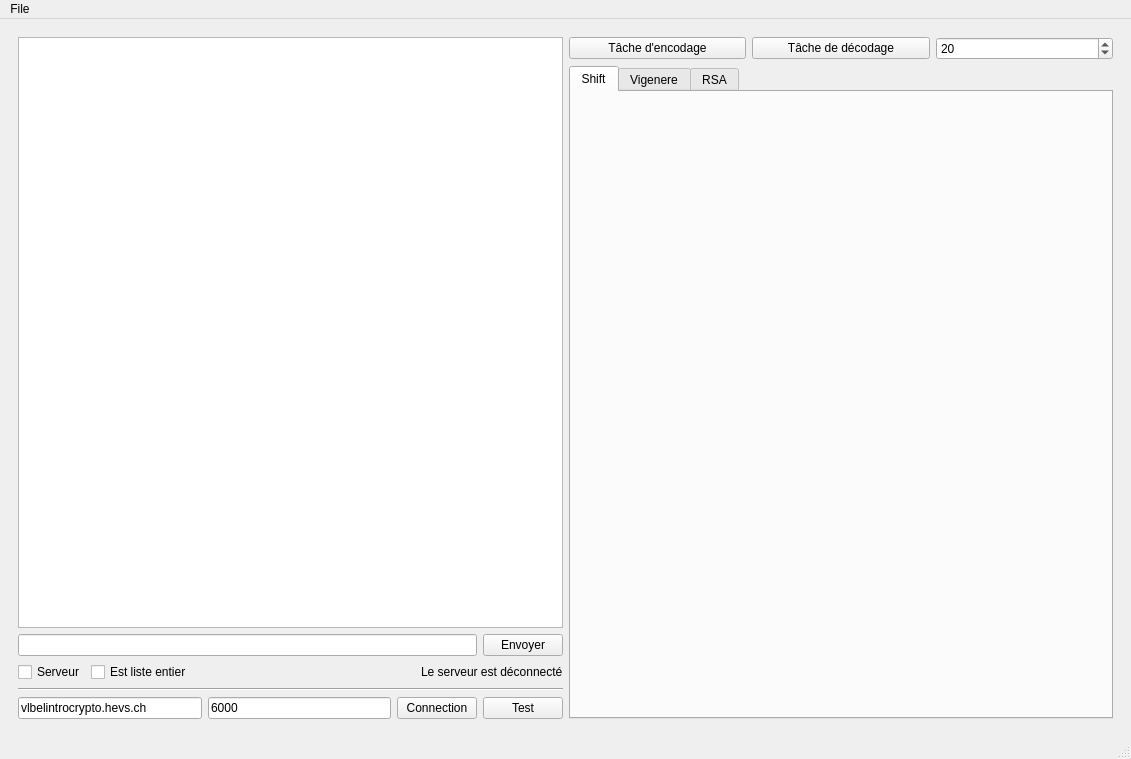
Above: crypto_client.ui from aa-augsburger/ISC_Crypto before the change. Below: the same form after it.
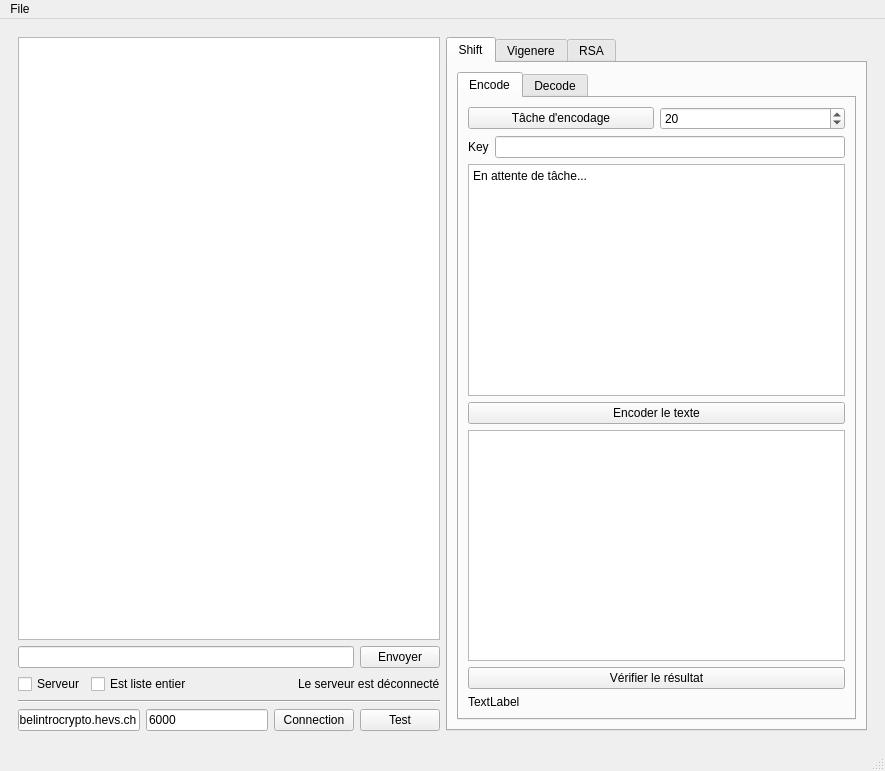
That is the form after the change. The open tabs and pages were chosen to show the change.

Commit message: implementation of shift gui

The edit to the form file:
```diff
--- a/crypto_client.ui
+++ b/crypto_client.ui
@@ -6,8 +6,8 @@
    <rect>
     <x>0</x>
     <y>0</y>
-    <width>1131</width>
-    <height>759</height>
+    <width>885</width>
+    <height>771</height>
    </rect>
   </property>
   <property name="windowTitle">
@@ -139,34 +139,6 @@
        </item>
        <item>
         <layout class="QVBoxLayout" name="verticalLayout_5">
-         <item>
-          <layout class="QHBoxLayout" name="horizontalLayout_4">
-           <item>
-            <widget class="QPushButton" name="pb_ask_encode">
-             <property name="text">
-              <string>Tâche d'encodage</string>
-             </property>
-            </widget>
-           </item>
-           <item>
-            <widget class="QPushButton" name="pb_ask_decode">
-             <property name="text">
-              <string>Tâche de décodage</string>
-             </property>
-            </widget>
-           </item>
-           <item>
-            <widget class="QSpinBox" name="sp_length_task">
-             <property name="maximum">
-              <number>300</number>
-             </property>
-             <property name="value">
-              <number>20</number>
-             </property>
-            </widget>
-           </item>
-          </layout>
-         </item>
          <item>
           <widget class="QTabWidget" name="cipher_tab">
            <property name="accessibleName">
@@ -179,6 +151,133 @@
             <attribute name="title">
              <string>Shift</string>
             </attribute>
+            <layout class="QVBoxLayout" name="verticalLayout_8">
+             <item>
+              <widget class="QTabWidget" name="tab_shift">
+               <property name="currentIndex">
+                <number>0</number>
+               </property>
+               <widget class="QWidget" name="shift_encode">
+                <attribute name="title">
+                 <string>Encode</string>
+                </attribute>
+                <layout class="QHBoxLayout" name="horizontalLayout_8">
+                 <item>
+                  <layout class="QVBoxLayout" name="verticalLayout_7">
+                   <item>
+                    <layout class="QHBoxLayout" name="horizontalLayout_6">
+                     <item>
+                      <widget class="QPushButton" name="pb_ask_shift_encode">
+                       <property name="text">
+                        <string>Tâche d'encodage</string>
+                       </property>
+                      </widget>
+                     </item>
+                     <item>
+                      <widget class="QSpinBox" name="sp_shift_encode_length">
+                       <property name="maximum">
+                        <number>300</number>
+                       </property>
+                       <property name="value">
+                        <number>20</number>
+                       </property>
+                      </widget>
+                     </item>
+                    </layout>
+                   </item>
+                   <item>
+                    <layout class="QHBoxLayout" name="horizontalLayout_7">
+                     <item>
+                      <widget class="QLabel" name="label">
+                       <property name="text">
+                        <string>Key</string>
+                       </property>
+                      </widget>
+                     </item>
+                     <item>
+                      <widget class="QLineEdit" name="le_shift_encode_key"/>
+                     </item>
+                    </layout>
+                   </item>
+                   <item>
+                    <widget class="QTextEdit" name="te_shift_encode_task">
+                     <property name="html">
+                      <string>&lt;!DOCTYPE HTML PUBLIC &quot;-//W3C//DTD HTML 4.0//EN&quot; &quot;http://www.w3.org/TR/REC-html40/strict.dtd&quot;&gt;
+&lt;html&gt;&lt;head&gt;&lt;meta name=&quot;qrichtext&quot; content=&quot;1&quot; /&gt;&lt;meta charset=&quot;utf-8&quot; /&gt;&lt;style type=&quot;text/css&quot;&gt;
+p, li { white-space: pre-wrap; }
+hr { height: 1px; border-width: 0; }
+li.unchecked::marker { content: &quot;\2610&quot;; }
+li.checked::marker { content: &quot;\2612&quot;; }
+&lt;/style&gt;&lt;/head&gt;&lt;body style=&quot; font-family:'Segoe UI'; font-size:9pt; font-weight:400; font-style:normal;&quot;&gt;
+&lt;p style=&quot; margin-top:0px; margin-bottom:0px; margin-left:0px; margin-right:0px; -qt-block-indent:0; text-indent:0px;&quot;&gt;En attente de tâche...&lt;/p&gt;&lt;/body&gt;&lt;/html&gt;</string>
+                     </property>
+                    </widget>
+                   </item>
+                   <item>
+                    <widget class="QPushButton" name="pb_shift_encode">
+                     <property name="text">
+                      <string>Encoder le texte</string>
+                     </property>
+                    </widget>
+                   </item>
+                   <item>
+                    <widget class="QTextEdit" name="te_shifted_task"/>
+                   </item>
+                   <item>
+                    <widget class="QPushButton" name="pb_shift_encode_check">
+                     <property name="text">
+                      <string>Vérifier le résultat</string>
+                     </property>
+                    </widget>
+                   </item>
+                   <item>
+                    <widget class="QLabel" name="lbl_shift_encode_result">
+                     <property name="text">
+                      <string>TextLabel</string>
+                     </property>
+                    </widget>
+                   </item>
+                  </layout>
+                 </item>
+                </layout>
+               </widget>
+               <widget class="QWidget" name="shift_decode">
+                <attribute name="title">
+                 <string>Decode</string>
+                </attribute>
+                <widget class="QWidget" name="layoutWidget">
+                 <property name="geometry">
+                  <rect>
+                   <x>10</x>
+                   <y>20</y>
+                   <width>471</width>
+                   <height>28</height>
+                  </rect>
+                 </property>
+                 <layout class="QHBoxLayout" name="horizontalLayout_4">
+                  <item>
+                   <widget class="QPushButton" name="pb_ask_shift_decode">
+                    <property name="text">
+                     <string>Tâche de décodage</string>
+                    </property>
+                   </widget>
+                  </item>
+                  <item>
+                   <widget class="QSpinBox" name="sp_shift_decode_length">
+                    <property name="maximum">
+                     <number>300</number>
+                    </property>
+                    <property name="value">
+                     <number>20</number>
+                    </property>
+                   </widget>
+                  </item>
+                 </layout>
+                </widget>
+               </widget>
+              </widget>
+             </item>
+            </layout>
            </widget>
            <widget class="QWidget" name="Vigenere">
             <attribute name="title">
@@ -204,8 +303,8 @@
     <rect>
      <x>0</x>
      <y>0</y>
-     <width>1131</width>
-     <height>18</height>
+     <width>885</width>
+     <height>33</height>
     </rect>
    </property>
    <widget class="QMenu" name="menuFile">
```
Left out of the diff: 11 changed lines with no effect on the pictures. The commit also changes 3 other files.
